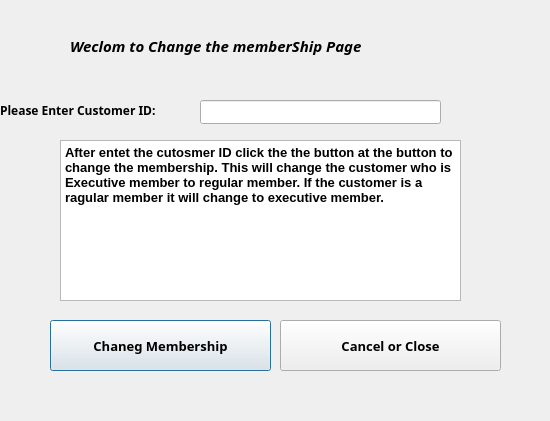
Ling2251/CS1C-Bulk-Club-Project, file membershipchange.ui: the form before one commit.
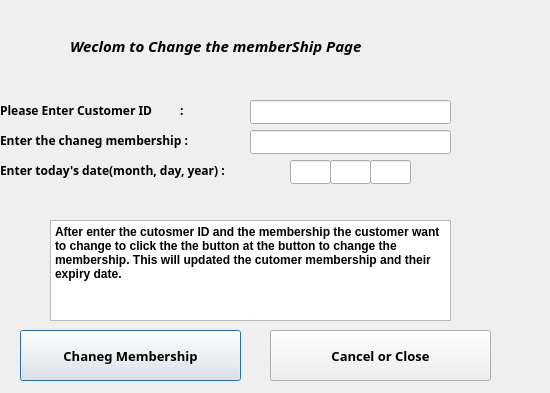
The form after the commit.

Commit message: finshed the membershipChange class

The edit to the form file:
```diff
--- a/membershipchange.ui
+++ b/membershipchange.ui
@@ -7,7 +7,7 @@
     <x>0</x>
     <y>0</y>
     <width>550</width>
-    <height>421</height>
+    <height>393</height>
    </rect>
   </property>
   <property name="windowTitle">
@@ -40,7 +40,7 @@
     <rect>
      <x>0</x>
      <y>100</y>
-     <width>201</width>
+     <width>231</width>
      <height>21</height>
     </rect>
    </property>
@@ -53,15 +53,15 @@
     </font>
    </property>
    <property name="text">
-    <string>Please Enter Customer ID: </string>
+    <string>Please Enter Customer ID         : </string>
    </property>
   </widget>
   <widget class="QLineEdit" name="lineEdit">
    <property name="geometry">
     <rect>
-     <x>200</x>
+     <x>250</x>
      <y>100</y>
-     <width>241</width>
+     <width>201</width>
      <height>24</height>
     </rect>
    </property>
@@ -69,10 +69,10 @@
   <widget class="QTextBrowser" name="textBrowser">
    <property name="geometry">
     <rect>
-     <x>60</x>
-     <y>140</y>
+     <x>50</x>
+     <y>220</y>
      <width>401</width>
-     <height>161</height>
+     <height>101</height>
     </rect>
    </property>
    <property name="html">
@@ -80,14 +80,14 @@
 &lt;html&gt;&lt;head&gt;&lt;meta name=&quot;qrichtext&quot; content=&quot;1&quot; /&gt;&lt;style type=&quot;text/css&quot;&gt;
 p, li { white-space: pre-wrap; }
 &lt;/style&gt;&lt;/head&gt;&lt;body style=&quot; font-family:'MS Shell Dlg 2'; font-size:7.8pt; font-weight:400; font-style:normal;&quot;&gt;
-&lt;p style=&quot; margin-top:0px; margin-bottom:0px; margin-left:0px; margin-right:0px; -qt-block-indent:0; text-indent:0px;&quot;&gt;&lt;span style=&quot; font-size:10pt; font-weight:600;&quot;&gt;After entet the cutosmer ID click the the button at the button to change the membership. This will change the customer who is Executive member to regular member. If the customer is a ragular member it will change to executive member.&lt;/span&gt;&lt;/p&gt;&lt;/body&gt;&lt;/html&gt;</string>
+&lt;p style=&quot; margin-top:0px; margin-bottom:0px; margin-left:0px; margin-right:0px; -qt-block-indent:0; text-indent:0px;&quot;&gt;&lt;span style=&quot; font-size:9pt; font-weight:600;&quot;&gt;After enter the cutosmer ID and the membership the customer want to change to click the the button at the button to change the membership. This will updated the cutomer membership and their expiry date.&lt;/span&gt;&lt;/p&gt;&lt;/body&gt;&lt;/html&gt;</string>
    </property>
   </widget>
   <widget class="QPushButton" name="pushButton">
    <property name="geometry">
     <rect>
-     <x>50</x>
-     <y>320</y>
+     <x>20</x>
+     <y>330</y>
      <width>221</width>
      <height>51</height>
     </rect>
@@ -107,8 +107,8 @@
   <widget class="QPushButton" name="pushButton_2">
    <property name="geometry">
     <rect>
-     <x>280</x>
-     <y>320</y>
+     <x>270</x>
+     <y>330</y>
      <width>221</width>
      <height>51</height>
     </rect>
@@ -125,6 +125,88 @@
     <string>Cancel or Close</string>
    </property>
   </widget>
+  <widget class="QLabel" name="label_3">
+   <property name="geometry">
+    <rect>
+     <x>0</x>
+     <y>130</y>
+     <width>241</width>
+     <height>21</height>
+    </rect>
+   </property>
+   <property name="font">
+    <font>
+     <family>Segoe UI Black</family>
+     <pointsize>9</pointsize>
+     <weight>75</weight>
+     <bold>true</bold>
+    </font>
+   </property>
+   <property name="text">
+    <string>Enter the chaneg membership : </string>
+   </property>
+  </widget>
+  <widget class="QLineEdit" name="MembershipEdit">
+   <property name="geometry">
+    <rect>
+     <x>250</x>
+     <y>130</y>
+     <width>201</width>
+     <height>24</height>
+    </rect>
+   </property>
+  </widget>
+  <widget class="QLabel" name="label_4">
+   <property name="geometry">
+    <rect>
+     <x>0</x>
+     <y>160</y>
+     <width>291</width>
+     <height>21</height>
+    </rect>
+   </property>
+   <property name="font">
+    <font>
+     <family>Segoe UI Black</family>
+     <pointsize>9</pointsize>
+     <weight>75</weight>
+     <bold>true</bold>
+    </font>
+   </property>
+   <property name="text">
+    <string>Enter today's date(month, day, year) : </string>
+   </property>
+  </widget>
+  <widget class="QLineEdit" name="Month">
+   <property name="geometry">
+    <rect>
+     <x>290</x>
+     <y>160</y>
+     <width>41</width>
+     <height>24</height>
+    </rect>
+   </property>
+  </widget>
+  <widget class="QLineEdit" name="Day">
+   <property name="geometry">
+    <rect>
+     <x>330</x>
+     <y>160</y>
+     <width>41</width>
+     <height>24</height>
+    </rect>
+   </property>
+  </widget>
+  <widget class="QLineEdit" name="Year">
+   <property name="geometry">
+    <rect>
+     <x>370</x>
+     <y>160</y>
+     <width>41</width>
+     <height>24</height>
+    </rect>
+   </property>
+  </widget>
  </widget>
  <resources/>
  <connections>
```
Left out of the diff: 8 changed lines with no effect on the pictures. The commit also changes 2 other files.
